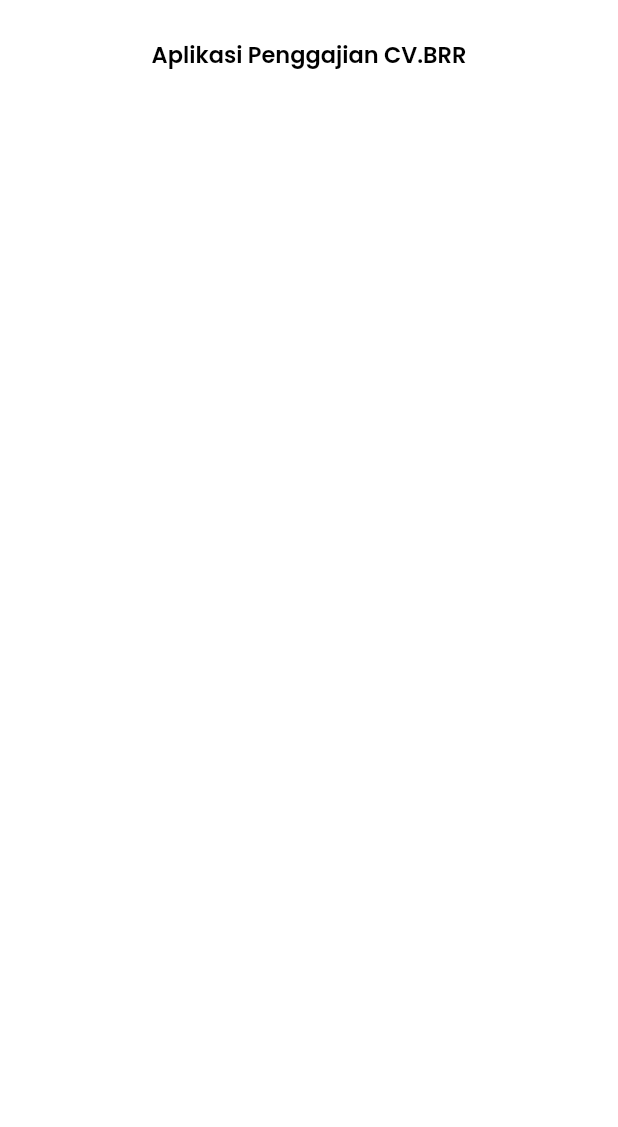
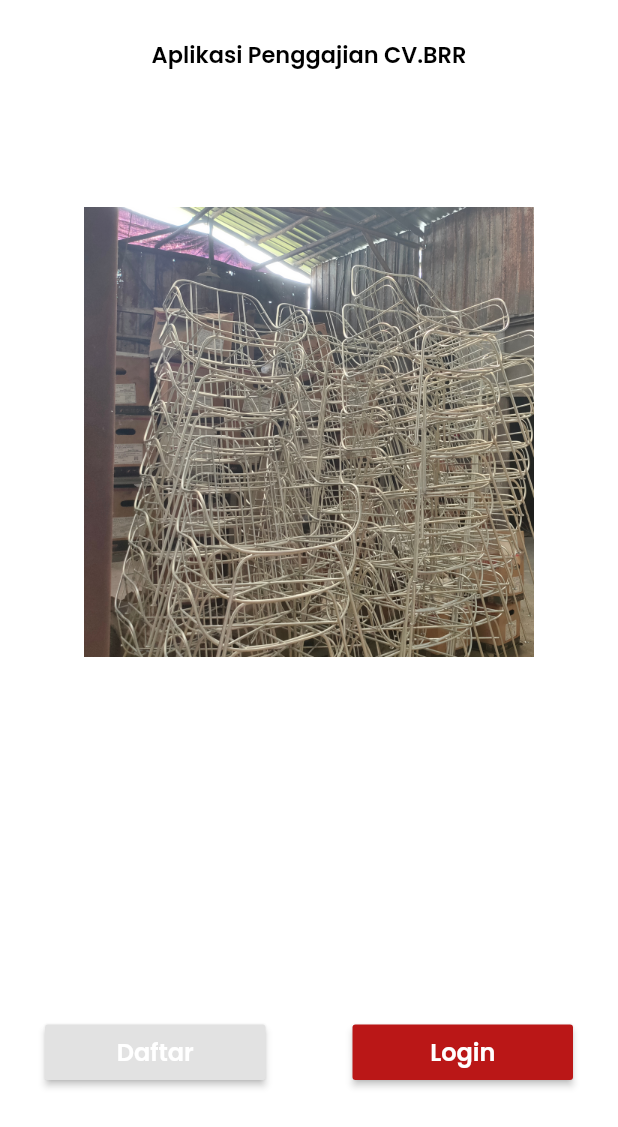
Before and after one commit to Hafidzsr/App-Penggajian-BRR, a Flutter app: the screen it shows after launch, on a phone screen of 412 x 824 dp. Shown: the top 1127 px of the screen. Run offline on Flutter 3.47's test engine with Material 2 defaults, Android fonts, the light colour scheme and no system bars; our stand-ins replace google_fonts.

Commit message:
Get Started Page

```diff
--- a/lib/pages/get_started.dart
+++ b/lib/pages/get_started.dart
@@ -1,7 +1,10 @@
-// ignore_for_file: use_key_in_widget_constructors, prefer_const_constructors
+// ignore_for_file: use_key_in_widget_constructors, prefer_const_constructors, sized_box_for_whitespace, deprecated_member_use
 
 import 'package:flutter/material.dart';
+import 'package:penggajian/pages/login_page.dart';
+import 'package:penggajian/pages/register_page.dart';
 import 'package:penggajian/theme.dart';
+import 'package:penggajian/widgets/scrollable_photos.dart';
 
 class GetStarted extends StatelessWidget {
   @override
@@ -9,6 +12,7 @@ class GetStarted extends StatelessWidget {
     return Scaffold(
       backgroundColor: whiteColor,
       body: SafeArea(
+        bottom: false,
         child: Column(
           children: [
             SizedBox(
@@ -22,6 +26,81 @@ class GetStarted extends StatelessWidget {
                 ),
               ),
             ),
+            SizedBox(
+              height: 90,
+            ),
+
+            //NOTE: Scrollable Photos
+            Padding(
+              padding: EdgeInsets.symmetric(
+                horizontal: 30,
+              ),
+              child: Container(
+                height: 300,
+                width: 300,
+                child: ScrollablePhotos(),
+              ),
+            ),
+            SizedBox(
+              height: 245,
+            ),
+
+            // NOTE: Button Login & Register
+            Padding(
+              padding: EdgeInsets.symmetric(
+                horizontal: 30,
+              ),
+              child: Row(
+                mainAxisAlignment: MainAxisAlignment.spaceBetween,
+                children: [
+                  Container(
+                    width: 147,
+                    height: 37,
+                    child: RaisedButton(
+                      onPressed: () {
+                        Navigator.push(
+                          context,
+                          MaterialPageRoute(
+                            builder: (context) => RegisterPage(),
+                          ),
+                        );
+                      },
+                      color: buttonGreyColor,
+                      child: Text(
+                        'Daftar',
+                        style: whiteTextStyle.copyWith(
+                          fontSize: 16,
+                        ),
+                      ),
+                    ),
+                  ),
+                  Container(
+                    width: 147,
+                    height: 37,
+                    child: RaisedButton(
+                      onPressed: () {
+                        Navigator.push(
+                          context,
+                          MaterialPageRoute(
+                            builder: (context) => LoginPage(),
+                          ),
+                        );
+                      },
+                      color: redColor,
+                      child: Text(
+                        'Login',
+                        style: whiteTextStyle.copyWith(
+                          fontSize: 16,
+                        ),
+                      ),
+                    ),
+                  ),
+                ],
+              ),
+            ),
+            SizedBox(
+              height: 20,
+            ),
           ],
         ),
       ),
--- a/lib/theme.dart
+++ b/lib/theme.dart
@@ -6,6 +6,7 @@ import 'package:google_fonts/google_fonts.dart';
 // Colors
 Color blackColor = Color(0xff000000);
 Color greyColor = Color(0xff8A8A8A);
+Color buttonGreyColor = Color(0xffE2E2E2);
 Color whiteColor = Color(0xffFFFFFF);
 Color redColor = Color(0xffBA1717);
 
--- /dev/null
+++ b/lib/widgets/scrollable_photos.dart
@@ -0,0 +1,36 @@
+// ignore_for_file: use_key_in_widget_constructors
+
+import 'package:flutter/material.dart';
+
+class ScrollablePhotos extends StatelessWidget {
+  @override
+  Widget build(BuildContext context) {
+    final PageController controller = PageController();
+    return PageView(
+      scrollDirection: Axis.horizontal,
+      controller: controller,
+      children: [
+        Image.asset(
+          'assets/images/get_started1.png',
+          width: 300,
+          fit: BoxFit.contain,
+        ),
+        Image.asset(
+          'assets/images/get_started2.png',
+          width: 300,
+          fit: BoxFit.contain,
+        ),
+        Image.asset(
+          'assets/images/get_started3.png',
+          width: 300,
+          fit: BoxFit.contain,
+        ),
+        Image.asset(
+          'assets/images/get_started4.png',
+          width: 300,
+          fit: BoxFit.contain,
+        ),
+      ],
+    );
+  }
+}
```
Also changed, not shown: lib/pages/login_page.dart (added, +20 -0 lines), lib/pages/register_page.dart (added, +20 -0 lines), assets/images/get_started1.png (added), assets/images/get_started2.png (added), assets/images/get_started3.png (added), assets/images/get_started4.png (added).
